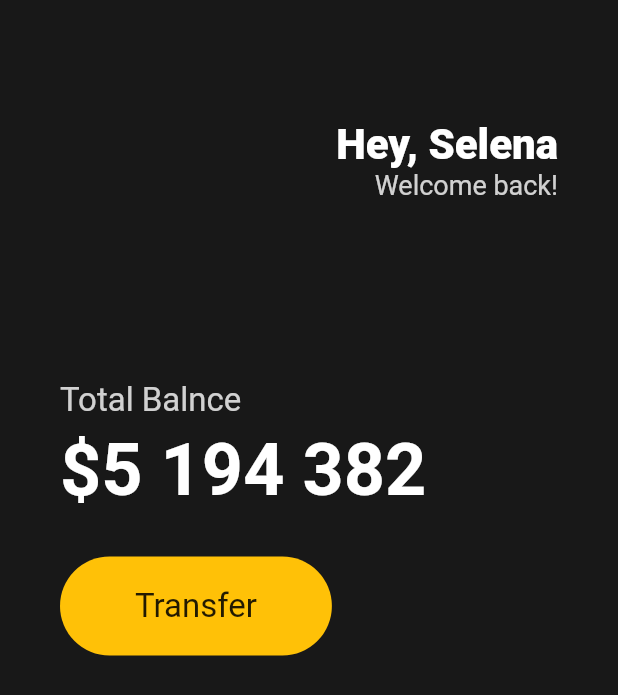
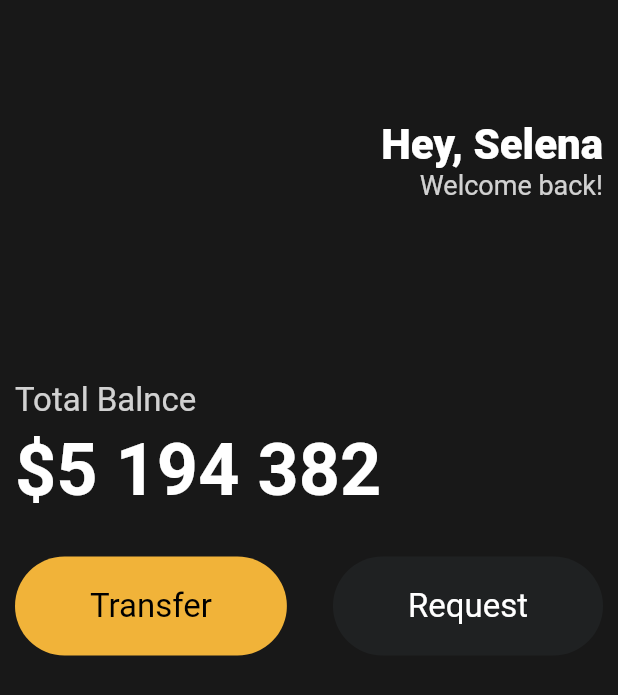
Before and after one commit to greeenCode/toonflix, a Flutter app: the screen it shows after launch, on a phone screen of 412 x 824 dp. Shown: the top 695 px of the screen. Run offline on Flutter 3.47's test engine with Material 2 defaults, Android fonts, the phone set to English and light mode, and no system bars.

Commit message:
3.5 Reusable Widgets

```diff
--- a/lib/main.dart
+++ b/lib/main.dart
@@ -1,4 +1,5 @@
 import 'package:flutter/material.dart';
+import 'package:toonflix/widgets/button.dart';
 
 void main() {
   runApp(const App());
@@ -14,7 +15,7 @@ class App extends StatelessWidget {
         backgroundColor: const Color(0xff181818),
         body: Padding(
           padding: const EdgeInsets.symmetric(
-            horizontal: 40,
+            horizontal: 10,
           ),
           child: Column(
             crossAxisAlignment: CrossAxisAlignment.start,
@@ -71,25 +72,18 @@ class App extends StatelessWidget {
               const SizedBox(
                 height: 30,
               ),
-              Row(
+              const Row(
+                mainAxisAlignment: MainAxisAlignment.spaceBetween,
                 children: [
-                  Container(
-                    decoration: BoxDecoration(
-                      color: Colors.amber,
-                      borderRadius: BorderRadius.circular(45),
-                    ),
-                    child: const Padding(
-                      padding: EdgeInsets.symmetric(
-                        horizontal: 50,
-                        vertical: 20,
-                      ),
-                      child: Text(
-                        'Transfer',
-                        style: TextStyle(
-                          fontSize: 22,
-                        ),
-                      ),
-                    ),
+                  Button(
+                    text: 'Transfer',
+                    bgColor: Color(0xffF1B339),
+                    textColor: Colors.black,
+                  ),
+                  Button(
+                    text: 'Request',
+                    bgColor: Color(0xff1F2122),
+                    textColor: Colors.white,
                   ),
                 ],
               ),
--- /dev/null
+++ b/lib/widgets/button.dart
@@ -0,0 +1,37 @@
+import 'package:flutter/material.dart';
+
+class Button extends StatelessWidget {
+  final String text;
+  final Color bgColor;
+  final Color textColor;
+
+  const Button({
+    super.key,
+    required this.text,
+    required this.bgColor,
+    required this.textColor,
+  });
+
+  @override
+  Widget build(BuildContext context) {
+    return Container(
+      decoration: BoxDecoration(
+        color: bgColor,
+        borderRadius: BorderRadius.circular(45),
+      ),
+      child: Padding(
+        padding: const EdgeInsets.symmetric(
+          horizontal: 50,
+          vertical: 20,
+        ),
+        child: Text(
+          text,
+          style: TextStyle(
+            fontSize: 22,
+            color: textColor,
+          ),
+        ),
+      ),
+    );
+  }
+}
```
